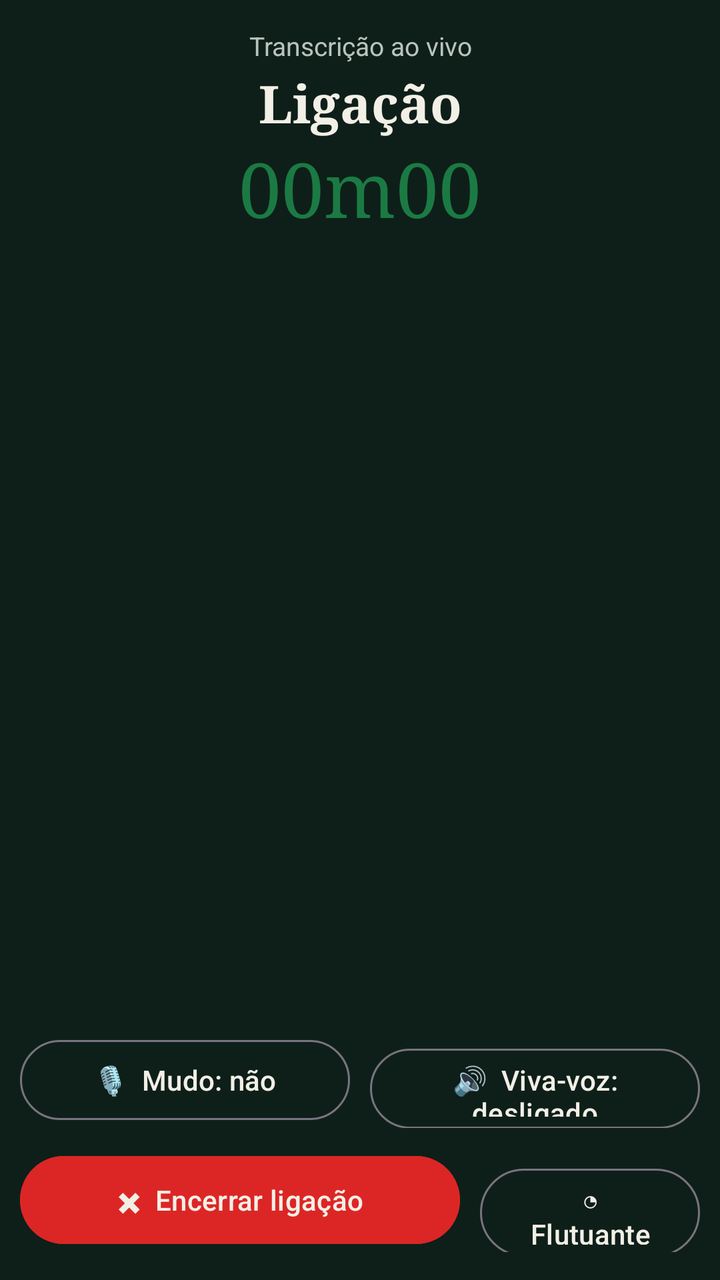
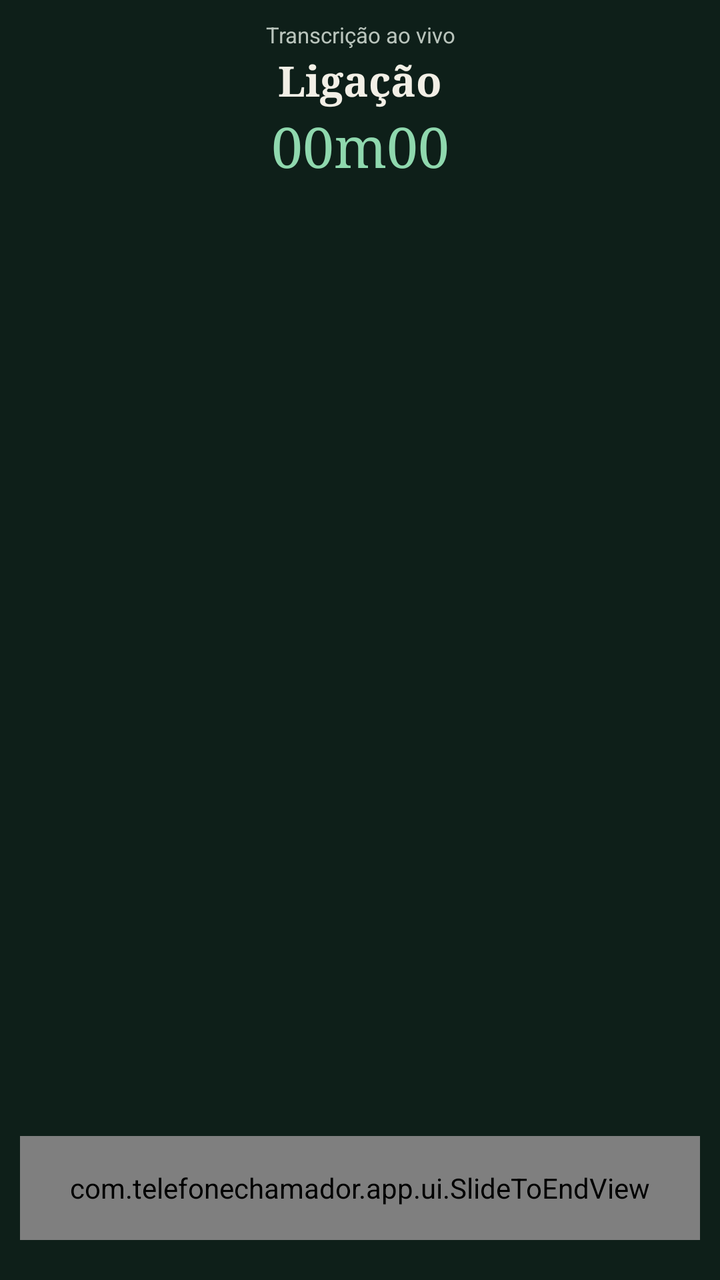

The first picture is an Android layout as it rendered before a commit; the second is the same layout after the commit. The layout source and the unified diff follow.
<!-- AndroidManifest.xml: activity theme AppTheme.CallScreen -->
<!-- res/layout/activity_ongoing_call.xml -->
<?xml version="1.0" encoding="utf-8"?>
<LinearLayout xmlns:android="http://schemas.android.com/apk/res/android"
    xmlns:app="http://schemas.android.com/apk/res-auto"
    android:layout_width="match_parent"
    android:layout_height="match_parent"
    android:background="@color/cc_night_bg"
    android:orientation="vertical">

    <TextView
        android:id="@+id/tv_status"
        android:layout_width="match_parent"
        android:layout_height="wrap_content"
        android:gravity="center"
        android:paddingTop="14dp"
        android:text="Transcrição ao vivo"
        android:textColor="@color/cc_cream_faint"
        android:textSize="13sp" />

    <TextView
        android:id="@+id/tv_name"
        android:layout_width="match_parent"
        android:layout_height="wrap_content"
        android:ellipsize="end"
        android:fontFamily="serif"
        android:gravity="center"
        android:maxLines="1"
        android:paddingTop="2dp"
        android:text="Ligação"
        android:textColor="@color/cc_cream_on_dark"
        android:textSize="26sp"
        android:textStyle="bold" />

    <TextView
        android:id="@+id/tv_timer"
        android:layout_width="match_parent"
        android:layout_height="wrap_content"
        android:fontFamily="serif"
        android:gravity="center"
        android:text="00m00"
        android:textColor="@color/cc_green"
        android:textSize="38sp" />

    <TextView
        android:id="@+id/tv_note"
        android:layout_width="match_parent"
        android:layout_height="wrap_content"
        android:gravity="center"
        android:paddingStart="16dp"
        android:paddingEnd="16dp"
        android:textColor="@color/cc_amber"
        android:textSize="12sp"
        android:visibility="gone" />

    <FrameLayout
        android:layout_width="match_parent"
        android:layout_height="0dp"
        android:layout_weight="1">

        <androidx.recyclerview.widget.RecyclerView
            android:id="@+id/recycler"
            android:layout_width="match_parent"
            android:layout_height="match_parent"
            android:clipToPadding="false"
            android:paddingTop="8dp"
            android:paddingBottom="6dp" />

        <TextView
            android:id="@+id/tv_empty"
            android:layout_width="wrap_content"
            android:layout_height="wrap_content"
            android:layout_gravity="center"
            android:gravity="center"
            android:padding="24dp"
            android:text="A transcrição das falas aparece aqui em tempo real.\n\nSe ficar vazia, o aparelho pode estar bloqueando a captação de áudio da ligação."
            android:textColor="@color/cc_cream_faint"
            android:textSize="13sp"
            android:visibility="gone" />
    </FrameLayout>

    <TextView
        android:id="@+id/tv_partial"
        android:layout_width="match_parent"
        android:layout_height="wrap_content"
        android:gravity="center"
        android:paddingStart="16dp"
        android:paddingEnd="16dp"
        android:textColor="@color/cc_cream_faint"
        android:textSize="13sp" />

    <LinearLayout
        android:layout_width="match_parent"
        android:layout_height="wrap_content"
        android:orientation="horizontal"
        android:padding="10dp">

        <com.google.android.material.button.MaterialButton
            android:id="@+id/btn_answer"
            style="@style/Widget.Material3.Button"
            android:layout_width="0dp"
            android:layout_height="48dp"
            android:layout_marginEnd="5dp"
            android:layout_weight="1"
            android:backgroundTint="@color/cc_green"
            android:text="✆  Atender"
            android:textColor="@color/cc_cream_on_dark"
            android:visibility="gone" />

        <com.google.android.material.button.MaterialButton
            android:id="@+id/btn_reject"
            style="@style/Widget.Material3.Button"
            android:layout_width="0dp"
            android:layout_height="48dp"
            android:layout_marginStart="5dp"
            android:layout_weight="1"
            android:backgroundTint="@color/cc_red"
            android:text="✖  Rejeitar"
            android:textColor="@color/cc_cream_on_dark"
            android:visibility="gone" />

        <com.google.android.material.button.MaterialButton
            android:id="@+id/btn_mute"
            style="@style/Widget.Material3.Button.OutlinedButton"
            android:layout_width="0dp"
            android:layout_height="48dp"
            android:layout_marginEnd="5dp"
            android:layout_weight="1"
            android:text="🎙  Mudo: não"
            android:textColor="@color/cc_cream_on_dark"
            android:visibility="visible" />

        <com.google.android.material.button.MaterialButton
            android:id="@+id/btn_speaker"
            style="@style/Widget.Material3.Button.OutlinedButton"
            android:layout_width="0dp"
            android:layout_height="48dp"
            android:layout_marginStart="5dp"
            android:layout_weight="1"
            android:text="🔊  Viva-voz: desligado"
            android:textColor="@color/cc_cream_on_dark"
            android:visibility="visible" />
    </LinearLayout>

    <LinearLayout
        android:layout_width="match_parent"
        android:layout_height="wrap_content"
        android:orientation="horizontal"
        android:paddingStart="10dp"
        android:paddingEnd="10dp"
        android:paddingBottom="14dp">

        <com.google.android.material.button.MaterialButton
            android:id="@+id/btn_end"
            style="@style/Widget.Material3.Button"
            android:layout_width="0dp"
            android:layout_height="52dp"
            android:layout_marginEnd="5dp"
            android:layout_weight="2"
            android:backgroundTint="@color/cc_red"
            android:text="✖  Encerrar ligação"
            android:textColor="@color/cc_cream_on_dark" />

        <com.google.android.material.button.MaterialButton
            android:id="@+id/btn_overlay"
            style="@style/Widget.Material3.Button.OutlinedButton"
            android:layout_width="0dp"
            android:layout_height="52dp"
            android:layout_marginStart="5dp"
            android:layout_weight="1"
            android:text="◔  Flutuante"
            android:textColor="@color/cc_cream_on_dark" />
    </LinearLayout>
</LinearLayout>
<!-- resources referenced by this layout -->
<resources>
  <color name="cc_amber">#CA8A04</color>
  <color name="cc_cream_faint">#B9C4BC</color>
  <color name="cc_cream_on_dark">#F2EFE6</color>
  <color name="cc_green">#1B7A43</color>
  <color name="cc_night_bg">#0E1F19</color>
  <color name="cc_red">#DC2626</color>
  <style name="AppTheme.CallScreen">
          <item name="android:windowBackground">@color/cc_night_bg</item>
          <item name="android:statusBarColor">@color/cc_night_bg</item>
          <item name="android:windowLightStatusBar">false</item>
          <item name="android:navigationBarColor">@color/cc_night_bg</item>
          <item name="colorPrimary">@color/cc_green</item>
          <item name="colorOnPrimary">@color/cc_cream_on_dark</item>
      </style>
</resources>

<!-- the commit's change to res/layout/activity_ongoing_call.xml (unified diff, before → after) -->
@@ -11,10 +11,10 @@
         android:layout_width="match_parent"
         android:layout_height="wrap_content"
         android:gravity="center"
-        android:paddingTop="14dp"
+        android:paddingTop="10dp"
         android:text="Transcrição ao vivo"
         android:textColor="@color/cc_cream_faint"
-        android:textSize="13sp" />
+        android:textSize="11sp" />
 
     <TextView
         android:id="@+id/tv_name"
@@ -24,10 +24,10 @@
         android:fontFamily="serif"
         android:gravity="center"
         android:maxLines="1"
-        android:paddingTop="2dp"
+        android:paddingTop="1dp"
         android:text="Ligação"
         android:textColor="@color/cc_cream_on_dark"
-        android:textSize="26sp"
+        android:textSize="21sp"
         android:textStyle="bold" />
 
     <TextView
@@ -37,8 +37,8 @@
         android:fontFamily="serif"
         android:gravity="center"
         android:text="00m00"
-        android:textColor="@color/cc_green"
-        android:textSize="38sp" />
+        android:textColor="@color/cc_green_on_dark"
+        android:textSize="28sp" />
 
     <TextView
         android:id="@+id/tv_note"
@@ -48,9 +48,10 @@
         android:paddingStart="16dp"
         android:paddingEnd="16dp"
         android:textColor="@color/cc_amber"
-        android:textSize="12sp"
+        android:textSize="11sp"
         android:visibility="gone" />
 
+    
     <FrameLayout
         android:layout_width="match_parent"
         android:layout_height="0dp"
@@ -61,8 +62,8 @@
             android:layout_width="match_parent"
             android:layout_height="match_parent"
             android:clipToPadding="false"
-            android:paddingTop="8dp"
-            android:paddingBottom="6dp" />
+            android:paddingTop="6dp"
+            android:paddingBottom="4dp" />
 
         <TextView
             android:id="@+id/tv_empty"
@@ -77,6 +78,7 @@
             android:visibility="gone" />
     </FrameLayout>
 
+    
     <TextView
         android:id="@+id/tv_partial"
         android:layout_width="match_parent"
@@ -84,14 +86,39 @@
         android:gravity="center"
         android:paddingStart="16dp"
         android:paddingEnd="16dp"
-        android:textColor="@color/cc_cream_faint"
-        android:textSize="13sp" />
+        android:paddingBottom="6dp"
+        android:textColor="@color/cc_cream_on_dark"
+        android:textSize="16sp" />
+
+    
+    <com.telefonechamador.app.ui.SlideToEndView
+        android:id="@+id/slide_end"
+        android:layout_width="match_parent"
+        android:layout_height="52dp"
+        android:layout_marginStart="10dp"
+        android:layout_marginEnd="10dp"
+        android:layout_marginBottom="4dp" />
+
+    <com.google.android.material.button.MaterialButton
+        android:id="@+id/btn_voice"
+        style="@style/Widget.Material3.Button.OutlinedButton"
+        android:layout_width="match_parent"
+        android:layout_height="42dp"
+        android:layout_marginStart="10dp"
+        android:layout_marginEnd="10dp"
+        android:layout_marginBottom="4dp"
+        android:text="🎙  Voz: original ▸"
+        android:textColor="@color/cc_cream_on_dark"
+        android:visibility="gone" />
 
     <LinearLayout
         android:layout_width="match_parent"
         android:layout_height="wrap_content"
         android:orientation="horizontal"
-        android:padding="10dp">
+        android:paddingStart="10dp"
+        android:paddingEnd="10dp"
+        android:paddingTop="2dp"
+        android:paddingBottom="14dp">
 
         <com.google.android.material.button.MaterialButton
             android:id="@+id/btn_answer"
@@ -110,7 +137,7 @@
             style="@style/Widget.Material3.Button"
             android:layout_width="0dp"
             android:layout_height="48dp"
-            android:layout_marginStart="5dp"
+            android:layout_marginEnd="5dp"
             android:layout_weight="1"
             android:backgroundTint="@color/cc_red"
             android:text="✖  Rejeitar"
@@ -124,49 +151,29 @@
             android:layout_height="48dp"
             android:layout_marginEnd="5dp"
             android:layout_weight="1"
-            android:text="🎙  Mudo: não"
+            android:text="🎙 Mudo"
             android:textColor="@color/cc_cream_on_dark"
-            android:visibility="visible" />
+            android:visibility="gone" />
 
         <com.google.android.material.button.MaterialButton
             android:id="@+id/btn_speaker"
             style="@style/Widget.Material3.Button.OutlinedButton"
             android:layout_width="0dp"
             android:layout_height="48dp"
-            android:layout_marginStart="5dp"
+            android:layout_marginEnd="5dp"
             android:layout_weight="1"
-            android:text="🔊  Viva-voz: desligado"
+            android:text="🔊 Viva-voz"
             android:textColor="@color/cc_cream_on_dark"
-            android:visibility="visible" />
-    </LinearLayout>
-
-    <LinearLayout
-        android:layout_width="match_parent"
-        android:layout_height="wrap_content"
-        android:orientation="horizontal"
-        android:paddingStart="10dp"
-        android:paddingEnd="10dp"
-        android:paddingBottom="14dp">
-
-        <com.google.android.material.button.MaterialButton
-            android:id="@+id/btn_end"
-            style="@style/Widget.Material3.Button"
-            android:layout_width="0dp"
-            android:layout_height="52dp"
-            android:layout_marginEnd="5dp"
-            android:layout_weight="2"
-            android:backgroundTint="@color/cc_red"
-            android:text="✖  Encerrar ligação"
-            android:textColor="@color/cc_cream_on_dark" />
+            android:visibility="gone" />
 
         <com.google.android.material.button.MaterialButton
             android:id="@+id/btn_overlay"
             style="@style/Widget.Material3.Button.OutlinedButton"
             android:layout_width="0dp"
-            android:layout_height="52dp"
-            android:layout_marginStart="5dp"
+            android:layout_height="48dp"
             android:layout_weight="1"
-            android:text="◔  Flutuante"
-            android:textColor="@color/cc_cream_on_dark" />
+            android:text="◔ Flutuante"
+            android:textColor="@color/cc_cream_on_dark"
+            android:visibility="gone" />
     </LinearLayout>
 </LinearLayout>
<!-- resource entries referenced after the edit -->
@@ -4,6 +4,7 @@
   <color name="cc_cream_faint">#B9C4BC</color>
   <color name="cc_cream_on_dark">#F2EFE6</color>
   <color name="cc_green">#1B7A43</color>
+  <color name="cc_green_on_dark">#8FD8AE</color>
   <color name="cc_night_bg">#0E1F19</color>
   <color name="cc_red">#DC2626</color>
   <style name="AppTheme.CallScreen">
